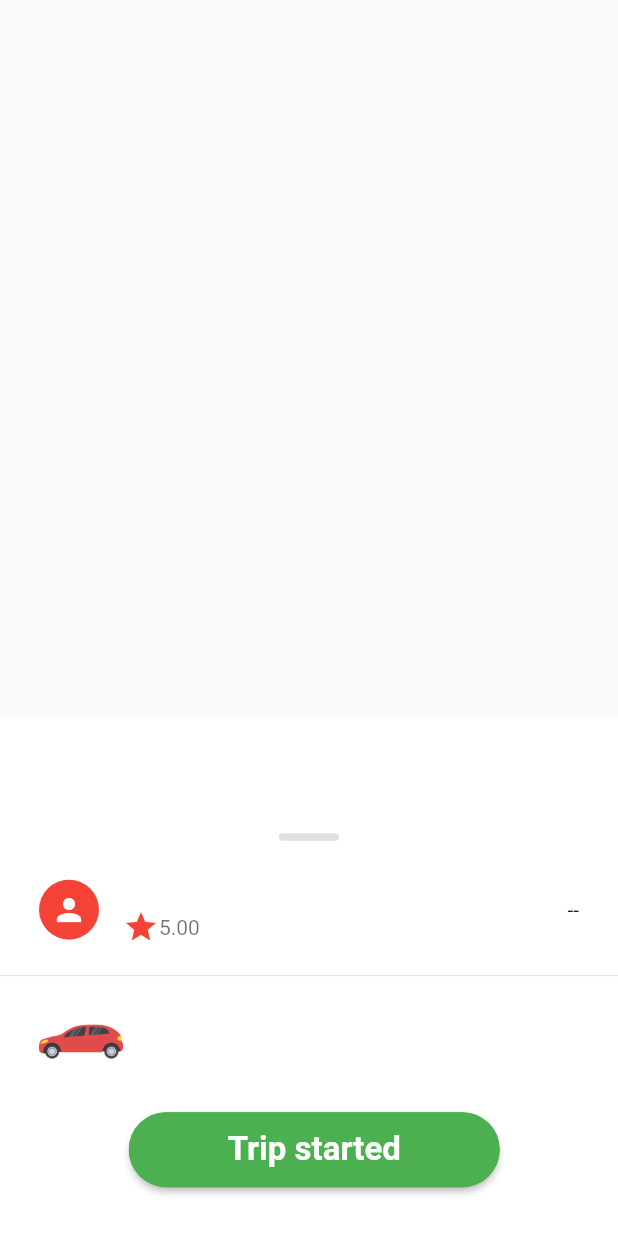
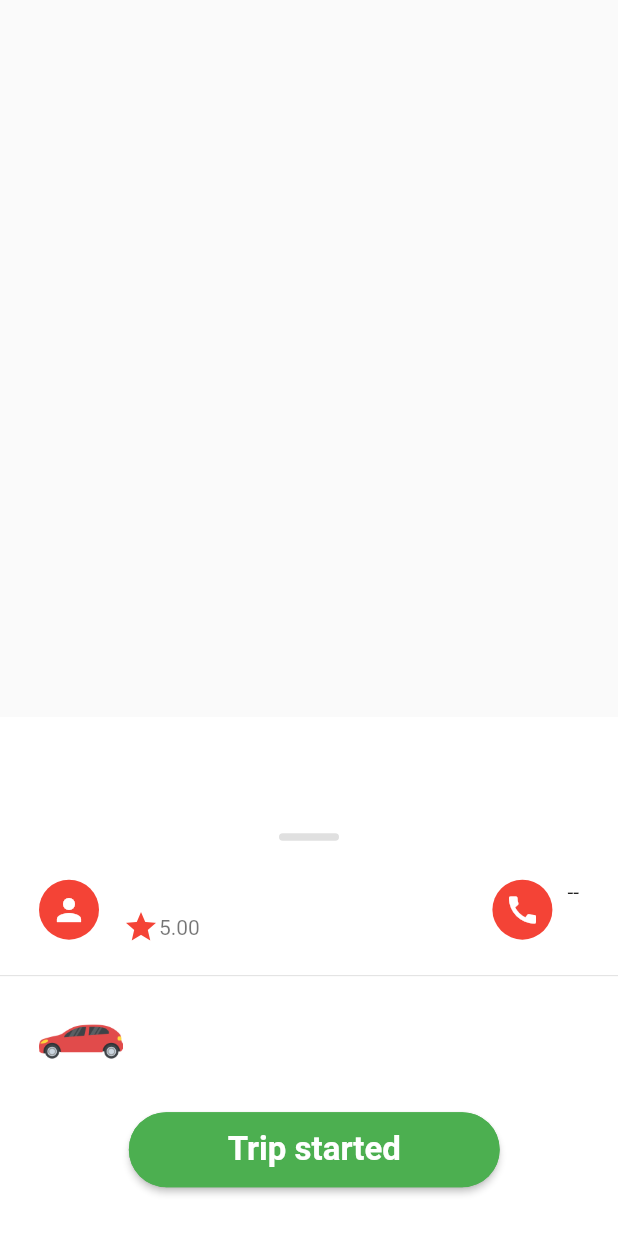
Before and after one commit to hamza-helow/alpha_ride, a Flutter app: the CustomerBottomSheet widget shown alone on an empty page, opened directly, on a phone screen of 412 x 824 dp. Run offline on Flutter 3.47's test engine with Material 2 defaults, Android fonts, the light colour scheme and no system bars; our stand-ins replace cloud_firestore, connectivity, date_time_picker, dio, firebase_auth, firebase_core and 15 more; missing offline and left inert: flutter_facebook_auth, flutter_google_places, flutter_polyline_points, geoflutterfire, google_maps_webservice, location_permissions; accounts and stored records are empty; project files that could hold a hidden picture were left out.

Commit message:
9/3/2021

```diff
--- a/lib/UI/Customers/bottom_sheet.dart
+++ b/lib/UI/Customers/bottom_sheet.dart
@@ -11,6 +11,7 @@ import 'package:alpha_ride/UI/Customers/PromoCodeBottomSheet.dart';
 import 'package:cloud_firestore/cloud_firestore.dart';
 import 'package:flutter/material.dart';
 import 'package:google_maps_flutter/google_maps_flutter.dart';
+import 'package:url_launcher/url_launcher.dart';
 
 class CustomerBottomSheet extends StatefulWidget {
   final Function callBack , showPromoCodeWidget;
@@ -139,7 +140,8 @@ class _CustomerBottomSheetState extends State<CustomerBottomSheet> {
                               carType: snapshot.data.carType ,
                               colorCar: snapshot.data.carColor,
                               numberCar: snapshot.data.numberCar,
-                              name: snapshot.data.fullName
+                              name: snapshot.data.fullName,
+                            phoneNumber: snapshot.data.phoneNumber
                           ),
 
                         if(widget.findDriver)
@@ -337,7 +339,7 @@ class _CustomerBottomSheetState extends State<CustomerBottomSheet> {
 
   }
 
-  Widget driverInfo({String name , double rating, carType , carModel , colorCar , numberCar } ){
+  Widget driverInfo({String name , double rating, carType , carModel , colorCar , numberCar , phoneNumber } ){
 
     return Column(
 
@@ -360,11 +362,33 @@ class _CustomerBottomSheetState extends State<CustomerBottomSheet> {
 
             ),
 
-            trailing: FutureBuilder<String>(
-              future: widget.stateTrip == StateTrip.active ?
-              DataProvider().getArriveTime(widget.locationCustomer , widget.locationDriver) : Future.value("--"),
+            trailing: Wrap(
+              spacing: 10.0,
+              children: [
 
-              builder: (context, snapshot) => Text("${ snapshot.data??"-"}"),
+
+                 GestureDetector(
+                   onTap: () {
+
+                     launch("tel://$phoneNumber");
+                   },
+
+                   child: CircleAvatar(
+                     backgroundColor: DataProvider().baseColor,
+                     child: Icon(Icons.call ,color: Colors.white,),
+                   ),
+                 ),
+
+
+                FutureBuilder<String>(
+                  future: widget.stateTrip == StateTrip.active ?
+                  DataProvider().getArriveTime(widget.locationCustomer , widget.locationDriver) : Future.value("--"),
+
+                  builder: (context, snapshot) => Text("${ snapshot.data??"-"}"),
+                ) ,
+
+
+              ],
             ),
 
           ),
--- a/lib/UI/Driver/bottom_sheetDriver.dart
+++ b/lib/UI/Driver/bottom_sheetDriver.dart
@@ -338,8 +338,8 @@ class _StateDriverState extends State<StateDriver> {
 
         builder: (context, snapshot){
 
-          if(snapshot.hasData)
-           isOnline = snapshot.data.data()['available'];
+          if(snapshot.hasData && snapshot.data.data() != null )
+           isOnline = snapshot.data.data()['available'] ;
           else
             isOnline = false;
 
```
Also changed, not shown: lib/UI/Customers/Home.dart (+15 -3 lines), lib/UI/Driver/homeDriver.dart (+32 -7 lines), pubspec.yaml (+5 -3 lines), pubspec.lock.
